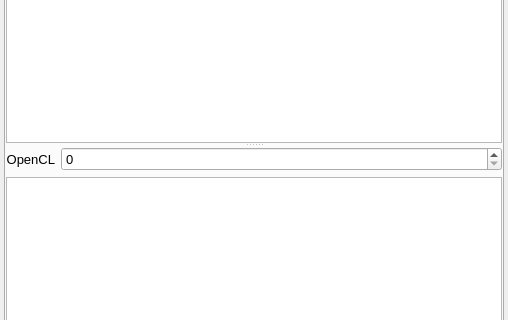
This is src/pans/nPreferences.ui in NeutrinoToolkit/Neutrino as Qt 5 draws it before an edit; both pictures show x 0 to 508 and y 189 to 509 of the 508 by 635 pixel window. The edited form follows.
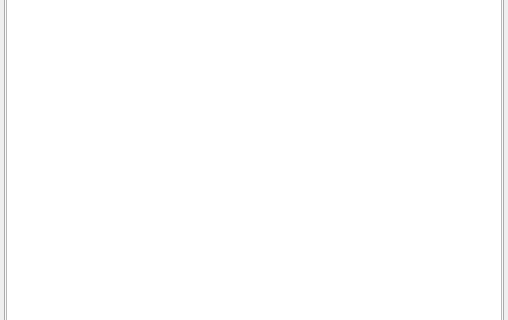
This is the edited form. The open tabs and pages were chosen to show the change. Icons and pictures are not drawn.

Commit message: some changes in interferometry and OpenCL removed since almost none supports it...

What changed in the file:
```diff
--- a/src/pans/nPreferences.ui
+++ b/src/pans/nPreferences.ui
@@ -1447,51 +1447,6 @@
             </item>
            </layout>
           </widget>
-          <widget class="QWidget" name="widget_5" native="true">
-           <layout class="QGridLayout" name="gridLayout_3" columnstretch="0,1">
-            <property name="leftMargin">
-             <number>0</number>
-            </property>
-            <property name="topMargin">
-             <number>0</number>
-            </property>
-            <property name="rightMargin">
-             <number>0</number>
-            </property>
-            <property name="bottomMargin">
-             <number>0</number>
-            </property>
-            <item row="0" column="0">
-             <widget class="QLabel" name="label_4">
-              <property name="font">
-               <font>
-                <pointsize>10</pointsize>
-               </font>
-              </property>
-              <property name="text">
-               <string>OpenCL</string>
-              </property>
-              <property name="alignment">
-               <set>Qt::AlignmentFlag::AlignRight|Qt::AlignmentFlag::AlignTrailing|Qt::AlignmentFlag::AlignVCenter</set>
-              </property>
-             </widget>
-            </item>
-            <item row="0" column="1">
-             <widget class="QSpinBox" name="openclUnit">
-              <property name="neutrinoSave" stdset="0">
-               <bool>true</bool>
-              </property>
-             </widget>
-            </item>
-            <item row="1" column="0" colspan="2">
-             <widget class="QPlainTextEdit" name="openclDescription">
-              <property name="readOnly">
-               <bool>true</bool>
-              </property>
-             </widget>
-            </item>
-           </layout>
-          </widget>
          </widget>
         </item>
         <item row="1" column="0">
```
Left out of the diff: 2 changed lines with no effect on the pictures. The commit also changes 12 other files.
